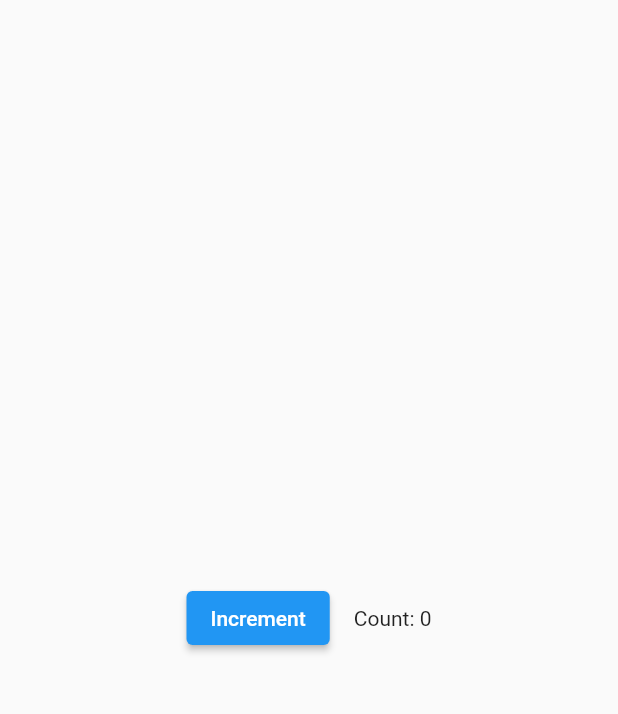
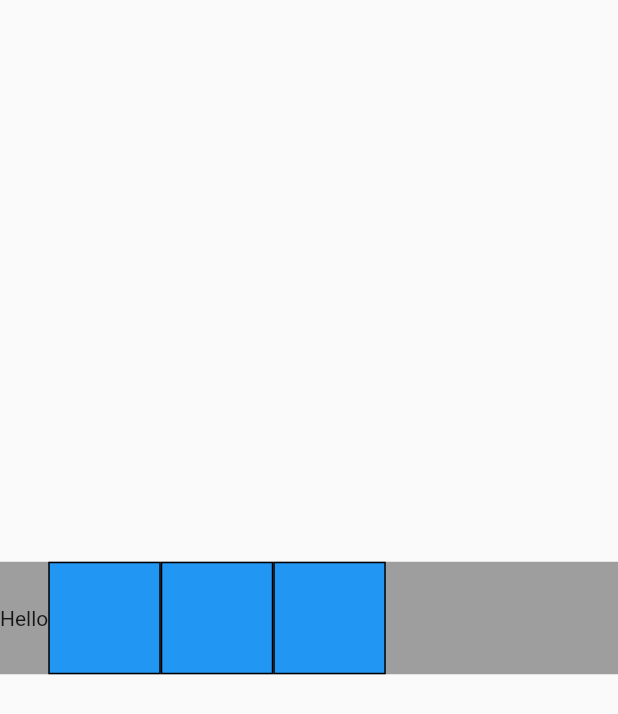
Before and after one commit to franciscrispin/nft, a Flutter app: the screen it shows after launch, on a phone screen of 412 x 824 dp. Shown: the top 714 px of the screen. Run offline on Flutter 3.47's test engine with Material 2 defaults, Android fonts, the light colour scheme and no system bars.

Commit message:
Add layout examples

```diff
--- a/lib/main.dart
+++ b/lib/main.dart
@@ -5,75 +5,68 @@ void main() {
     MaterialApp(
       home: Scaffold(
         body: Center(
-          child: Counter(),
+          child: FlexExample(),
         ),
       ),
     ),
   );
 }
 
-class Counter extends StatefulWidget {
+class FlexExample extends StatelessWidget {
   @override
-  // When createState is called, a State object is created and is associated
-  // with a BuildContext.
-  _CounterState createState() => _CounterState();
+  Widget build(BuildContext context) {
+    return Container(
+      color: Colors.grey,
+      child: Row(
+        mainAxisSize: MainAxisSize.max,
+        children: [
+          Text('Hello'),
+          BlueBox(),
+          BlueBox(),
+          BlueBox(),
+        ],
+      ),
+    );
+  }
 }
 
-class _CounterState extends State<Counter> {
-  int _counter = 0;
-
-  @override
-  // The first method called when the widget is created.
-  // initState is called once and only once.
-  void initState() {
-    super.initState();
-    print('counter initState');
-  }
-
-  void _increment() {
-    // Notifies the widget about state changes which causes the widget to
-    // rebuild.
-    setState(() {
-      ++_counter;
-    });
-  }
-
+class BlueBox extends StatelessWidget {
   @override
   Widget build(BuildContext context) {
-    print('counter build');
-    return Row(
-      mainAxisAlignment: MainAxisAlignment.center,
+    return Container(
+      width: 75,
+      height: 75,
+      decoration: BoxDecoration(
+        color: Colors.blue,
+        border: Border.all(),
+      ),
+    );
+  }
+}
+
+class StackExample extends StatelessWidget {
+  @override
+  Widget build(BuildContext context) {
+    return Stack(
       children: <Widget>[
-        CounterIncrementor(onPressed: _increment),
-        SizedBox(width: 16),
-        CounterDisplay(count: _counter),
+        // Bottom-most widget
+        Container(
+          width: 100,
+          height: 100,
+          color: Colors.red,
+        ),
+        Container(
+          width: 90,
+          height: 90,
+          color: Colors.green,
+        ),
+        // Top-most widget
+        Container(
+          width: 30,
+          height: 30,
+          color: Colors.blue,
+        ),
       ],
     );
   }
 }
-
-class CounterIncrementor extends StatelessWidget {
-  CounterIncrementor({required this.onPressed});
-
-  final VoidCallback onPressed;
-
-  // In a stateless widget, the build function only runs once.
-  @override
-  Widget build(BuildContext context) {
-    return ElevatedButton(
-      onPressed: onPressed,
-      child: Text('Increment'),
-    );
-  }
-}
-
-class CounterDisplay extends StatelessWidget {
-  CounterDisplay({required this.count});
-
-  final int count;
-
-  @override
-  Widget build(BuildContext context) {
-    return Text('Count: $count');
-  }
-}
```
